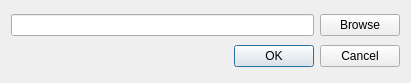
august-alt/gpui, file src/plugins/security/model/ui/browseldapdialog.ui: the form before one commit.
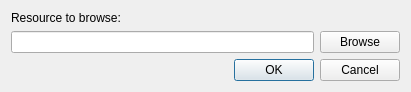
The form after the commit.

Commit message: feat: update browse ldap dialog

Patch:
```diff
--- a/src/plugins/security/model/ui/browseldapdialog.ui
+++ b/src/plugins/security/model/ui/browseldapdialog.ui
@@ -14,17 +14,17 @@
    <string>Dialog</string>
   </property>
   <layout class="QGridLayout" name="gridLayout">
-   <item row="0" column="0">
-    <widget class="QLineEdit" name="nameLineEdit"/>
-   </item>
-   <item row="0" column="1">
+   <item row="1" column="1">
     <widget class="QPushButton" name="browseButton">
      <property name="text">
       <string>Browse</string>
      </property>
     </widget>
    </item>
-   <item row="1" column="0" colspan="2">
+   <item row="1" column="0">
+    <widget class="QLineEdit" name="nameLineEdit"/>
+   </item>
+   <item row="2" column="0" colspan="2">
     <widget class="QDialogButtonBox" name="buttonBox">
      <property name="orientation">
       <enum>Qt::Horizontal</enum>
@@ -34,6 +34,13 @@
      </property>
     </widget>
    </item>
+   <item row="0" column="0">
+    <widget class="QLabel" name="label">
+     <property name="text">
+      <string>Resource to browse:</string>
+     </property>
+    </widget>
+   </item>
   </layout>
  </widget>
  <resources/>
```
